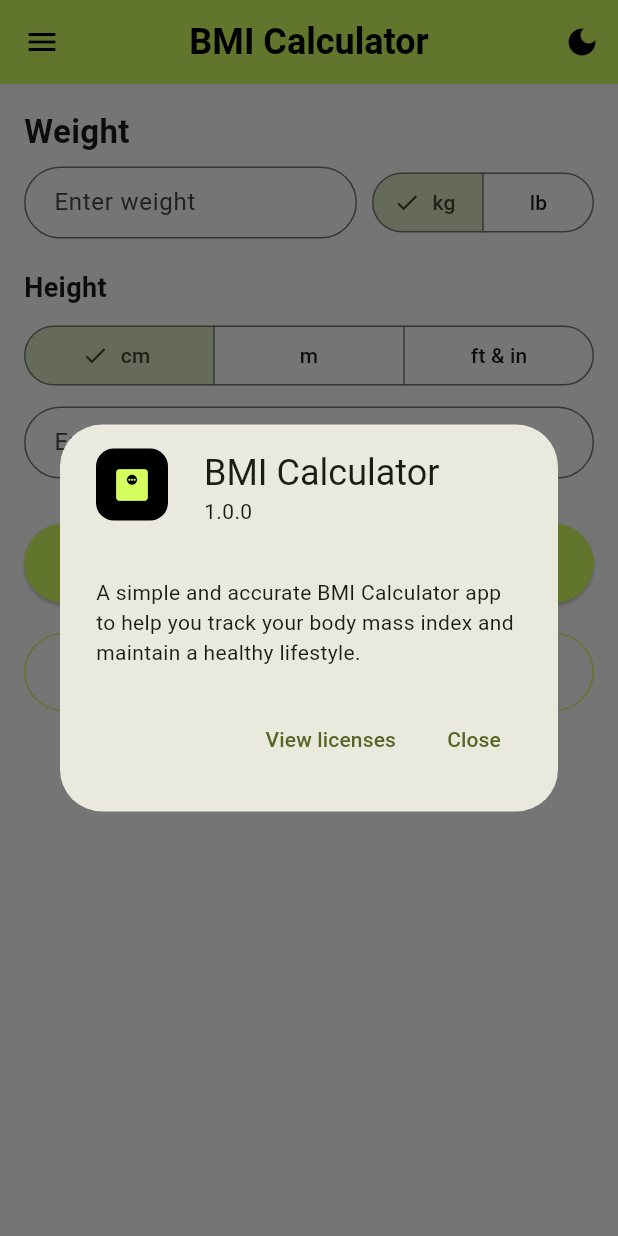
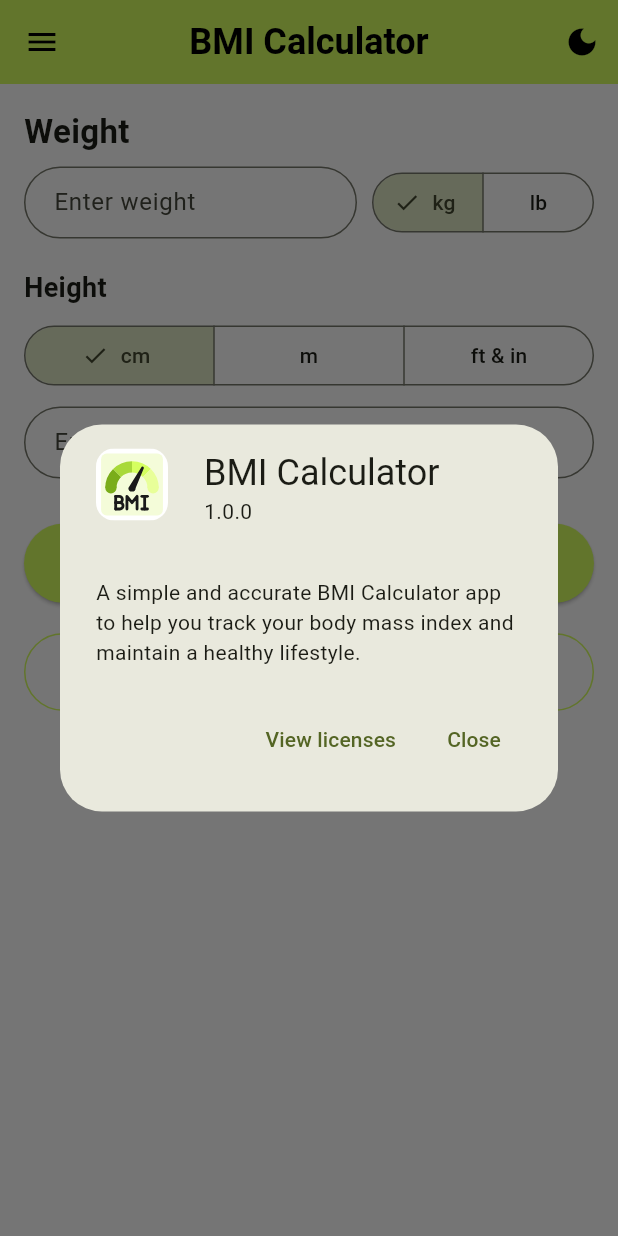
Before and after one commit to farhans-codes/bmi_calculator, a Flutter app: the screen it shows after launch, after a tap on the "menu" icon, after a tap on "About", on a phone screen of 412 x 824 dp. Run offline on Flutter 3.47's test engine with Material 3 defaults, Android fonts, the phone set to English and light mode, and no system bars; our stand-ins replace flutter_svg, share_plus.

Commit message:
Add SVG support and update assets in BMI Calculator

```diff
--- a/lib/bmi_calculator_screen.dart
+++ b/lib/bmi_calculator_screen.dart
@@ -3,6 +3,7 @@ import 'package:bmi_calculator/bmi_utils.dart';
 import 'package:bmi_calculator/privacy_policy_screen.dart';
 import 'package:share_plus/share_plus.dart';
 import 'package:url_launcher/url_launcher.dart';
+import 'package:flutter_svg/flutter_svg.dart';
 
 class BMICalculatorScreen extends StatefulWidget {
   final VoidCallback onThemeToggle;
@@ -172,17 +173,12 @@ class _BMICalculatorScreenState extends State<BMICalculatorScreen> {
                 crossAxisAlignment: CrossAxisAlignment.center,
                 mainAxisAlignment: MainAxisAlignment.center,
                 children: [
-                  Container(
+                  ClipRRect(
+                    borderRadius: BorderRadius.circular(16),
+                    child: SvgPicture.asset(
+                      'assets/svgviewer-output.svg',
                       width: 64,
                       height: 64,
-                    decoration: BoxDecoration(
-                      color: Colors.black,
-                      borderRadius: BorderRadius.circular(16),
-                    ),
-                    child: const Icon(
-                      Icons.monitor_weight_rounded,
-                      size: 36,
-                      color: Color(0xFFd5ff5f),
                     ),
                   ),
                   const SizedBox(height: 8),
@@ -252,17 +248,12 @@ class _BMICalculatorScreenState extends State<BMICalculatorScreen> {
                   context: context,
                   applicationName: 'BMI Calculator',
                   applicationVersion: '1.0.0',
-                  applicationIcon: Container(
+                  applicationIcon: ClipRRect(
+                    borderRadius: BorderRadius.circular(12),
+                    child: SvgPicture.asset(
+                      'assets/svgviewer-output.svg',
                       width: 48,
                       height: 48,
-                    decoration: BoxDecoration(
-                      color: Colors.black,
-                      borderRadius: BorderRadius.circular(12),
-                    ),
-                    child: const Icon(
-                      Icons.monitor_weight_rounded,
-                      size: 28,
-                      color: Color(0xFFd5ff5f),
                     ),
                   ),
                   children: const [
@@ -309,12 +300,12 @@ class _BMICalculatorScreenState extends State<BMICalculatorScreen> {
               style: TextStyle(fontSize: 22, fontWeight: FontWeight.bold),
             ),
             const SizedBox(height: 8),
-            Row(
+            IntrinsicHeight(
+              child: Row(
+                crossAxisAlignment: CrossAxisAlignment.stretch,
                 children: [
                   Expanded(
                     flex: 3,
-                  child: SizedBox(
-                    height: 48,
                     child: TextField(
                       controller: _weightController,
                       keyboardType: TextInputType.numberWithOptions(
@@ -329,7 +320,6 @@ class _BMICalculatorScreenState extends State<BMICalculatorScreen> {
                         ),
                         border: OutlineInputBorder(
                           borderRadius: BorderRadius.circular(30),
-                        ),
                         ),
                       ),
                     ),
@@ -351,6 +341,7 @@ class _BMICalculatorScreenState extends State<BMICalculatorScreen> {
                     ),
                   ),
                 ],
+              ),
             ),
             const SizedBox(height: 20),
 
--- a/lib/splash_screen.dart
+++ b/lib/splash_screen.dart
@@ -1,4 +1,5 @@
 import 'package:flutter/material.dart';
+import 'package:flutter_svg/flutter_svg.dart';
 
 class SplashScreen extends StatefulWidget {
   final Widget nextScreen;
@@ -57,17 +58,12 @@ class _SplashScreenState extends State<SplashScreen>
             child: Column(
               mainAxisAlignment: MainAxisAlignment.center,
               children: [
-                Container(
-                  width: 120,
-                  height: 120,
-                  decoration: BoxDecoration(
-                    color: Colors.black,
-                    borderRadius: BorderRadius.circular(30),
-                  ),
-                  child: const Icon(
-                    Icons.monitor_weight_rounded,
-                    size: 64,
-                    color: Color(0xFFd5ff5f),
+                ClipRRect(
+                  borderRadius: BorderRadius.circular(30),
+                  child: SvgPicture.asset(
+                    'assets/svgviewer-output.svg',
+                    width: 150,
+                    height: 150,
                   ),
                 ),
                 const SizedBox(height: 24),
--- a/pubspec.yaml
+++ b/pubspec.yaml
@@ -36,6 +36,7 @@ dependencies:
   cupertino_icons: ^1.0.8
   share_plus: ^10.1.4
   url_launcher: ^6.3.1
+  flutter_svg: ^2.0.17
 
 dev_dependencies:
   flutter_test:
@@ -61,6 +62,7 @@ flutter:
 
   assets:
     - assets/play_store_512.png
+    - assets/svgviewer-output.svg
 
   # An image asset can refer to one or more resolution-specific "variants", see
   # https://flutter.dev/to/resolution-aware-images
```
Also changed, not shown: pubspec.lock. Lines whose indentation alone changed are shown as unchanged.
